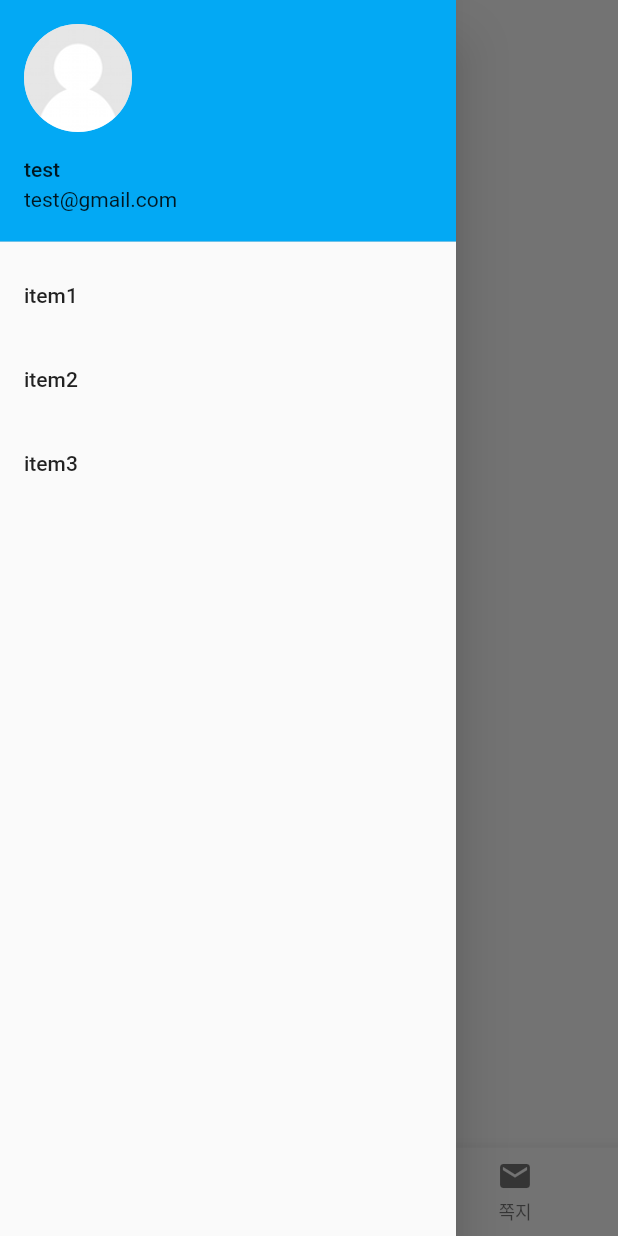
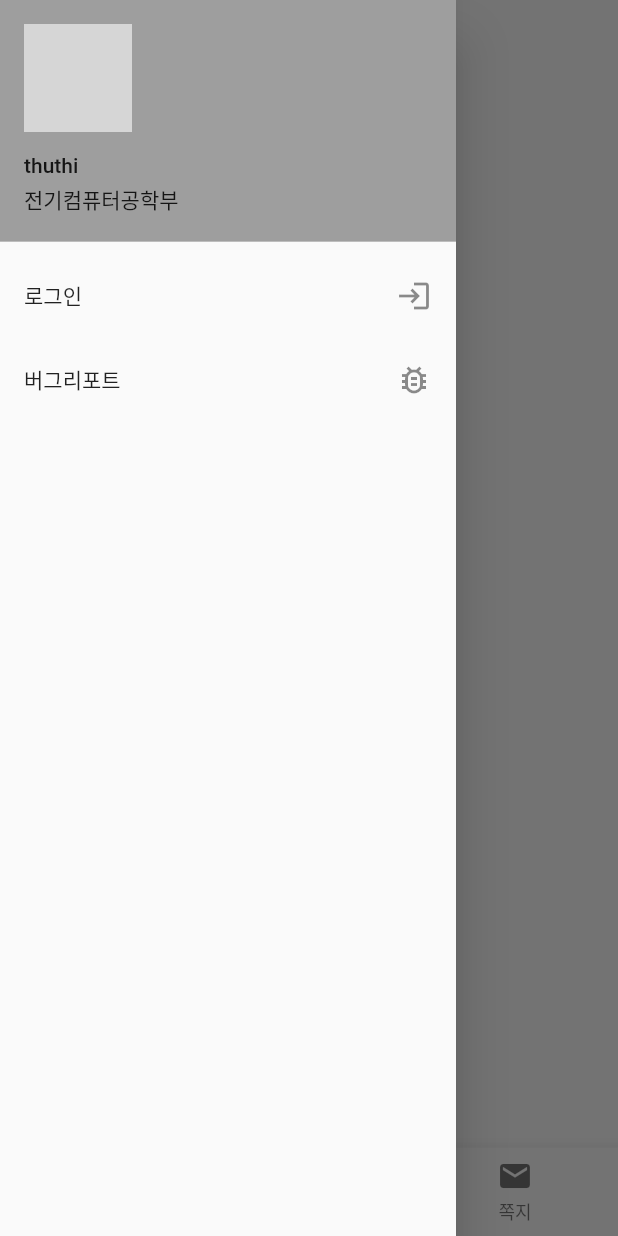
Before and after one commit to whquddn55/PnuPlatoAdvancedBrowser, a Flutter app: the NavigatorScreen screen opened by its route, with the side drawer open, on a phone screen of 412 x 824 dp. Run offline on Flutter 3.47's test engine with Material 2 defaults, Android fonts, the phone set to English and light mode, and no system bars; our stand-ins replace dio, get; network calls fail; grey boxes are pictures that could not be loaded.

Commit message:
Add: UserController, NotificationController 구현 및 추가

```diff
--- /dev/null
+++ b/lib/controllers/notificationController.dart
@@ -0,0 +1,36 @@
+import 'dart:collection';
+
+class NotificationController {
+  HashSet<NotificationObject> list = HashSet();
+
+  void init({required NotificationObject obj}) {
+    list.add(obj);
+  }
+
+  void add({required NotificationObject obj}) {
+    if (list.contains(obj)) {
+      return;
+    }
+    list.add(obj);
+    obj.notify();
+  }
+}
+
+class NotificationObject {
+  final int id;
+  final String title;
+  final String body;
+  final String url;
+
+  NotificationObject({required this.id, required this.title, required this.body, required this.url});
+
+  Future<void> notify() async {
+    // final flutterLocalNotificationsPlugin = FlutterLocalNotificationsPlugin();
+    //
+    // const android = AndroidNotificationDetails('thuthi_plato_noti', '플라토 브라우저 알림', channelDescription:  '플라토 브라우저에서 새 알림을 보여줌',
+    //     importance: Importance.max, priority: Priority.high);
+    // const detail = NotificationDetails(android: android);
+    //
+    // await flutterLocalNotificationsPlugin.show(id, title, body, detail, payload: id.toString());
+  }
+}
--- a/lib/main.dart
+++ b/lib/main.dart
@@ -1,5 +1,6 @@
 import 'package:flutter/material.dart';
 import 'package:get/get.dart';
+import 'package:pnu_plato_advanced_browser/controllers/userDataController.dart';
 import 'package:pnu_plato_advanced_browser/screens/landingScreen.dart';
 import 'package:pnu_plato_advanced_browser/screens/navigatorScreen.dart';
 
@@ -11,6 +12,7 @@ class MyApp extends StatelessWidget {
   const MyApp({Key? key}) : super(key: key);
   @override
   Widget build(BuildContext context) {
+    Get.put(UserDataController());
     return GetMaterialApp(
       title: 'PnuPlatoAdvancedBrowser',
       theme: ThemeData(
--- a/lib/screens/navigatorScreen.dart
+++ b/lib/screens/navigatorScreen.dart
@@ -1,4 +1,6 @@
 import 'package:flutter/material.dart';
+import 'package:get/get.dart';
+import 'package:pnu_plato_advanced_browser/controllers/userDataController.dart';
 import 'package:pnu_plato_advanced_browser/screens/calendarScreen.dart';
 import 'package:pnu_plato_advanced_browser/screens/chatScreen.dart';
 import 'package:pnu_plato_advanced_browser/screens/platoScreen.dart';
@@ -12,7 +14,8 @@ class NavigatorScreen extends StatefulWidget {
 
 class _NavigatorScreenState extends State<NavigatorScreen> {
   int _currentIndex = 0;
-  final _pages = [PlatoScreen(), CalendarScreen(), ChatScreen()];
+  final _pages = [const PlatoScreen(), const CalendarScreen(), const ChatScreen()];
+  final _userDataController = Get.find<UserDataController>();
 
   @override
   Widget build(BuildContext context) {
@@ -22,29 +25,84 @@ class _NavigatorScreenState extends State<NavigatorScreen> {
         elevation: 0.0,
       ),
       drawer: Drawer(
-        child: ListView(
+        child: Builder(
+          builder: (context) {
+            return GetBuilder<UserDataController>(
+              builder: (controller) {
+                if (_userDataController.loginStatus) {
+                  return ListView(
                       children: [
                         UserAccountsDrawerHeader(
                           currentAccountPicture: CircleAvatar(
-                backgroundImage: AssetImage("assets/defaultAvatar.png",),
+                            backgroundImage: NetworkImage(_userDataController.imgUrl),
                           ),
-              accountEmail: Text('test@gmail.com'),
-              accountName: Text('test'),
-            ),
-            /*
-              로그인 상태 : 로그아웃, 세팅, 버그리포트
-              로그아웃 상태 : 로그인
-            */
-            ListTile(
-                title: Text('item1')
+                          accountEmail: Text(_userDataController.department),
+                          accountName: Text(_userDataController.name),
                         ),
                         ListTile(
-                title: Text('item2')
+                          title: Text('동기화 시간: ${_userDataController.lastSyncTime}'),
+                          dense: true,
                         ),
                         ListTile(
-                title: Text('item3')
+                          trailing: const Icon(Icons.logout),
+                          title: const Text('로그아웃'),
+                          onTap: () {
+                            /* TODO: 로그아웃 메시지박스 띄운 뒤 로그아웃 처리 */
+                          }
                         ),
-          ],
+                        ListTile(
+                          trailing: const Icon(Icons.settings),
+                          title: const Text('세팅'),
+                          onTap: () {
+                              /* TODO: 세팅 화면으로 이동 */
+                            //Get.toNamed('/setting');
+                          }
+                        ),
+                        ListTile(
+                          trailing: const Icon(Icons.bug_report_outlined),
+                          title: const Text('버그리포트'),
+                          onTap: () {
+                            /* TODO: 버그리포트 메지박스 띄우기 */
+                          }
+                        )
+                      ]
+                  );
+                }
+                else {
+                  return ListView(
+                      children: [
+                        UserAccountsDrawerHeader(
+                          currentAccountPicture: CircleAvatar(
+                            backgroundImage: NetworkImage(
+                                _userDataController.imgUrl),
+                          ),
+                          accountEmail: Text(_userDataController.department),
+                          accountName: Text(_userDataController.name),
+                          decoration: const BoxDecoration(
+                              color: Colors.grey
+                          ),
+                        ),
+                        ListTile(
+                          trailing: const Icon(Icons.login),
+                          title: const Text('로그인'),
+                          onTap: () {
+                            /* TODO: 로그인 페이지 추가 */
+                            //Get.toNamed('/login');
+                          },
+                        ),
+                        ListTile(
+                          trailing: const Icon(Icons.bug_report_outlined),
+                          title: const Text('버그리포트'),
+                          onTap: () {
+                            /* TODO: 버그리포트 메지박스 띄우기 */
+                          }
+                        )
+                      ]
+                  );
+                }
+              },
+            );
+          }
         ),
       ),
       body: _pages[_currentIndex],
--- a/pubspec.yaml
+++ b/pubspec.yaml
@@ -35,6 +35,8 @@ dependencies:
   # Use with the CupertinoIcons class for iOS style icons.
   cupertino_icons: ^1.0.2
   get:
+  dio:
+  html:
 
 dev_dependencies:
   flutter_test:
```
Also changed, not shown: lib/common.dart (added, +27 -0 lines), lib/controllers/userDataController.dart (added, +232 -0 lines). Lines whose indentation alone changed are shown as unchanged.
